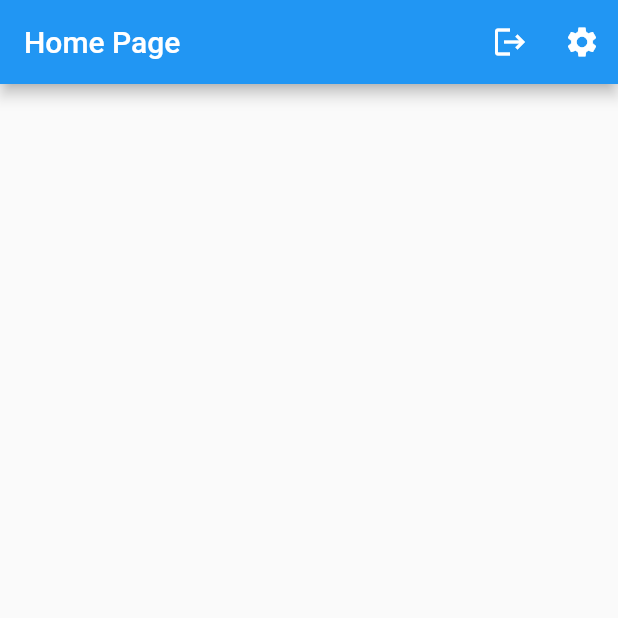
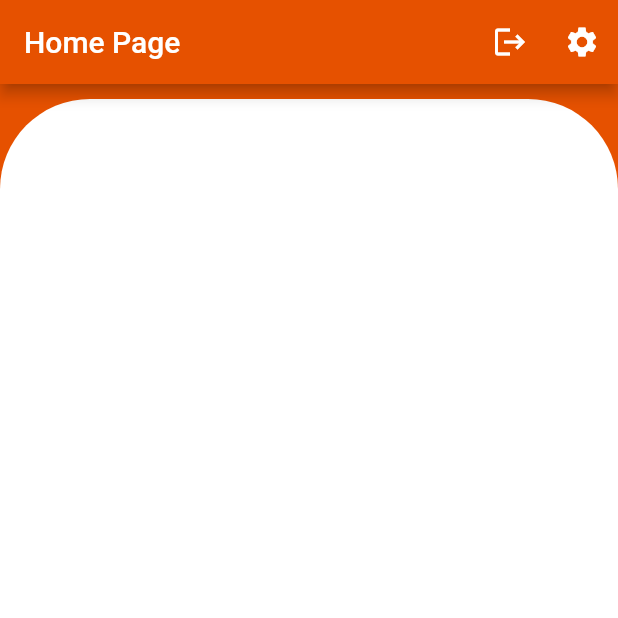
Before and after one commit to DaffaPraw/ChatApp, a Flutter app: the screen it shows once a user with an empty profile is signed in, on a phone screen of 412 x 824 dp, the top half of it. Run offline on Flutter 3.47's test engine with Material 2 defaults, Android fonts, the phone set to English and light mode, and no system bars; our stand-ins replace cloud_firestore, firebase_auth, firebase_core, firebase_storage, image_picker; accounts and stored records are empty.

Commit message:
Chat and home page

```diff
--- a/lib/pages/chat_page.dart
+++ b/lib/pages/chat_page.dart
@@ -134,7 +134,10 @@ class _ChatPageState extends State<ChatPage> {
   @override
   Widget build(BuildContext context) {
     return Scaffold(
-      appBar: AppBar(title: Text(widget.receiverUserEmail)),
+      appBar: AppBar(
+        title: Text(widget.receiverUserEmail),
+        backgroundColor: Colors.orange[900],
+      ),
       body: Column(
         children: [
           Expanded(
--- a/lib/pages/home_page.dart
+++ b/lib/pages/home_page.dart
@@ -33,6 +33,7 @@ class _HomePageState extends State<HomePage> {
     return Scaffold(
         appBar: AppBar(
           title: Text('Home Page'),
+          backgroundColor: Colors.orange[900],
           actions: [
             IconButton(
               onPressed: signOut,
@@ -44,8 +45,24 @@ class _HomePageState extends State<HomePage> {
             )
           ],
         ),
-      body: _buildUserList(),
-    );
+        backgroundColor: Colors.orange[900],
+        body: Column(
+          children: [
+            SizedBox(
+              height: 10,
+            ),
+            Container(
+              height: MediaQuery.of(context).size.height - 66,
+              decoration: BoxDecoration(
+                  color: Colors.white,
+                  borderRadius: BorderRadius.only(
+                      topLeft: Radius.circular(60),
+                      topRight: Radius.circular(60))),
+              padding: EdgeInsets.all(16.0),
+              child: _buildUserList(),
+            ),
+          ],
+        ));
   }
 
   Widget _buildUserList() {
@@ -73,8 +90,25 @@ class _HomePageState extends State<HomePage> {
     Map<String, dynamic> data = document.data()! as Map<String, dynamic>;
 
     if (_auth.currentUser!.email != data['email']) {
-      return ListTile(
-        title: Text(data['email']),
+      return Container(
+        padding: EdgeInsets.all(5),
+        margin: EdgeInsets.all(5),
+        decoration: BoxDecoration(
+            color: Colors.white,
+            borderRadius: BorderRadius.circular(10),
+            boxShadow: [
+              BoxShadow(
+                  color: Color.fromRGBO(225, 95, 27, .3),
+                  blurRadius: 20,
+                  offset: Offset(0, 10))
+            ]),
+        child: ListTile(
+          title: Text(
+            data['email'],
+            style: TextStyle(
+              color: Colors.black,
+            ),
+          ),
           onTap: () {
             Navigator.push(
               context,
@@ -86,6 +120,7 @@ class _HomePageState extends State<HomePage> {
               ),
             );
           },
+        ),
       );
     } else {
       return Container();
```
Lines whose indentation alone changed are shown as unchanged.
